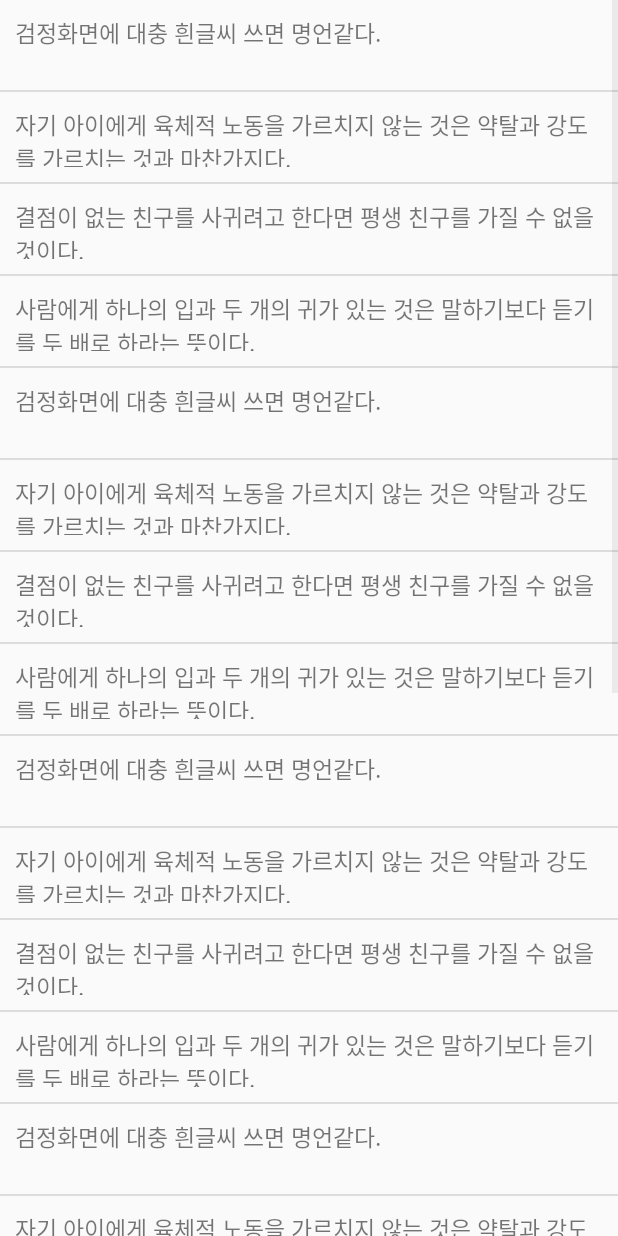
After one commit to JeongHyeon2/android-kotlin-practice, an Android app: the SentenceActivity screen opened directly, with no data from a screen before it, on a phone screen of 412 x 824 dp. The commit adds this screen. Run offline under Robolectric (Android 15) with nearby library versions, the phone set to English and light mode, and no system bars.

Commit message:
good words app - custom font - list view

```diff
--- a/good_words/app/build.gradle
+++ b/good_words/app/build.gradle
@@ -30,6 +30,9 @@ android {
     kotlinOptions {
         jvmTarget = '1.8'
     }
+    dataBinding{
+        enabled = true
+    }
 }
 
 dependencies {
--- a/good_words/app/src/main/AndroidManifest.xml
+++ b/good_words/app/src/main/AndroidManifest.xml
@@ -13,6 +13,9 @@
         android:theme="@style/Theme.Good_words"
         tools:targetApi="31">
         <activity
+            android:name=".SentenceActivity"
+            android:exported="false" />
+        <activity
             android:name=".MainActivity"
             android:exported="true">
             <intent-filter>
--- /dev/null
+++ b/good_words/app/src/main/java/com/example/good_words/ListViewAdapter.kt
@@ -0,0 +1,33 @@
+package com.example.good_words
+
+import android.view.LayoutInflater
+import android.view.View
+import android.view.ViewGroup
+import android.widget.BaseAdapter
+import android.widget.TextView
+
+class ListViewAdapter(val List:MutableList<String>) : BaseAdapter() {
+    override fun getCount(): Int {
+        return List.size
+    }
+
+    override fun getItem(p0: Int): Any {
+        return List[p0]
+    }
+
+    override fun getItemId(p0: Int): Long {
+        return p0.toLong()
+    }
+
+    override fun getView(p0: Int, p1: View?, p2: ViewGroup?): View {
+        var convertView = p1
+        if(convertView==null){
+            convertView  = LayoutInflater.from(p2?.context).inflate(R.layout.listview_item,p2,false)
+        }
+        val listviewText = convertView!!.findViewById<TextView>(R.id.listViewText)
+        listviewText.text = List[p0]
+
+        return convertView
+    }
+
+}
--- a/good_words/app/src/main/java/com/example/good_words/MainActivity.kt
+++ b/good_words/app/src/main/java/com/example/good_words/MainActivity.kt
@@ -1,11 +1,51 @@
 package com.example.good_words
 
+import android.content.Intent
 import androidx.appcompat.app.AppCompatActivity
 import android.os.Bundle
+import androidx.databinding.DataBindingUtil
+import com.example.good_words.databinding.ActivityMainBinding
+
+val sentenceList = mutableListOf<String>(
+    "검정화면에 대충 흰글씨 쓰면 명언같다.",
+    "자기 아이에게 육체적 노동을 가르치지 않는 것은 약탈과 강도를 가르치는 것과 마찬가지다.",
+    "결점이 없는 친구를 사귀려고 한다면 평생 친구를 가질 수 없을 것이다.",
+    "사람에게 하나의 입과 두 개의 귀가 있는 것은 말하기보다 듣기를 두 배로 하라는 뜻이다.",
+    "검정화면에 대충 흰글씨 쓰면 명언같다.",
+    "자기 아이에게 육체적 노동을 가르치지 않는 것은 약탈과 강도를 가르치는 것과 마찬가지다.",
+    "결점이 없는 친구를 사귀려고 한다면 평생 친구를 가질 수 없을 것이다.",
+    "사람에게 하나의 입과 두 개의 귀가 있는 것은 말하기보다 듣기를 두 배로 하라는 뜻이다.",
+    "검정화면에 대충 흰글씨 쓰면 명언같다.",
+    "자기 아이에게 육체적 노동을 가르치지 않는 것은 약탈과 강도를 가르치는 것과 마찬가지다.",
+    "결점이 없는 친구를 사귀려고 한다면 평생 친구를 가질 수 없을 것이다.",
+    "사람에게 하나의 입과 두 개의 귀가 있는 것은 말하기보다 듣기를 두 배로 하라는 뜻이다.",
+    "검정화면에 대충 흰글씨 쓰면 명언같다.",
+    "자기 아이에게 육체적 노동을 가르치지 않는 것은 약탈과 강도를 가르치는 것과 마찬가지다.",
+    "결점이 없는 친구를 사귀려고 한다면 평생 친구를 가질 수 없을 것이다.",
+    "사람에게 하나의 입과 두 개의 귀가 있는 것은 말하기보다 듣기를 두 배로 하라는 뜻이다.",
+    "검정화면에 대충 흰글씨 쓰면 명언같다.",
+    "자기 아이에게 육체적 노동을 가르치지 않는 것은 약탈과 강도를 가르치는 것과 마찬가지다.",
+    "결점이 없는 친구를 사귀려고 한다면 평생 친구를 가질 수 없을 것이다.",
+    "사람에게 하나의 입과 두 개의 귀가 있는 것은 말하기보다 듣기를 두 배로 하라는 뜻이다.",
+    "검정화면에 대충 흰글씨 쓰면 명언같다.",
+    "자기 아이에게 육체적 노동을 가르치지 않는 것은 약탈과 강도를 가르치는 것과 마찬가지다.",
+    "결점이 없는 친구를 사귀려고 한다면 평생 친구를 가질 수 없을 것이다.",
+    "사람에게 하나의 입과 두 개의 귀가 있는 것은 말하기보다 듣기를 두 배로 하라는 뜻이다.",
+)
 
 class MainActivity : AppCompatActivity() {
+    private lateinit var binding: ActivityMainBinding
     override fun onCreate(savedInstanceState: Bundle?) {
         super.onCreate(savedInstanceState)
+
+
+
         setContentView(R.layout.activity_main)
+        binding = DataBindingUtil.setContentView(this, R.layout.activity_main)
+        binding.showFullSentenceBtn.setOnClickListener {
+            val intent = Intent(this, SentenceActivity::class.java)
+            startActivity(intent)
+        }
+        binding.goodWordTextArea.text = sentenceList.random()
     }
 }
--- /dev/null
+++ b/good_words/app/src/main/java/com/example/good_words/SentenceActivity.kt
@@ -0,0 +1,16 @@
+package com.example.good_words
+
+import androidx.appcompat.app.AppCompatActivity
+import android.os.Bundle
+import android.widget.ListView
+
+class SentenceActivity : AppCompatActivity() {
+    override fun onCreate(savedInstanceState: Bundle?) {
+        super.onCreate(savedInstanceState)
+        setContentView(R.layout.activity_sentence)
+        val listview = findViewById<ListView>(R.id.sentenceListView)
+
+        val sentenceAdapter = ListViewAdapter(sentenceList)
+        listview.adapter = sentenceAdapter
+    }
+}
--- /dev/null
+++ b/good_words/app/src/main/res/layout/activity_sentence.xml
@@ -0,0 +1,14 @@
+<?xml version="1.0" encoding="utf-8"?>
+<androidx.constraintlayout.widget.ConstraintLayout xmlns:android="http://schemas.android.com/apk/res/android"
+    xmlns:app="http://schemas.android.com/apk/res-auto"
+    xmlns:tools="http://schemas.android.com/tools"
+    android:layout_width="match_parent"
+    android:layout_height="match_parent"
+    tools:context=".SentenceActivity">
+    <ListView
+        android:id="@+id/sentenceListView"
+        android:layout_width="match_parent"
+        android:layout_height="match_parent"
+        />
+
+</androidx.constraintlayout.widget.ConstraintLayout>
--- /dev/null
+++ b/good_words/app/src/main/res/layout/listview_item.xml
@@ -0,0 +1,16 @@
+<?xml version="1.0" encoding="utf-8"?>
+<LinearLayout
+    xmlns:android="http://schemas.android.com/apk/res/android"
+    android:layout_width="match_parent"
+    android:layout_height="60dp">
+    <TextView
+        android:id="@+id/listViewText"
+        android:textSize="15sp"
+        android:layout_margin="10dp"
+        android:text="TEXTAREA"
+        android:fontFamily="@font/bmjua_ttf"
+        android:layout_width="wrap_content"
+        android:layout_height="wrap_content"
+        />
+
+</LinearLayout>
--- a/good_words/app/src/main/res/values/themes.xml
+++ b/good_words/app/src/main/res/values/themes.xml
@@ -1,8 +1,9 @@
 <resources xmlns:tools="http://schemas.android.com/tools">
     <!-- Base application theme. -->
-    <style name="Base.Theme.Good_words" parent="Theme.Material3.DayNight.NoActionBar">
+    <style name="Base.Theme.Good_words" parent="Theme.AppCompat.Light">
         <!-- Customize your light theme here. -->
         <!-- <item name="colorPrimary">@color/my_light_primary</item> -->
+        <item name="windowNoTitle" >true</item>
     </style>
 
     <style name="Theme.Good_words" parent="Base.Theme.Good_words" />
```
Also changed, not shown: good_words/app/src/main/res/layout/activity_main.xml (+26 -7 lines), 1 other file.
